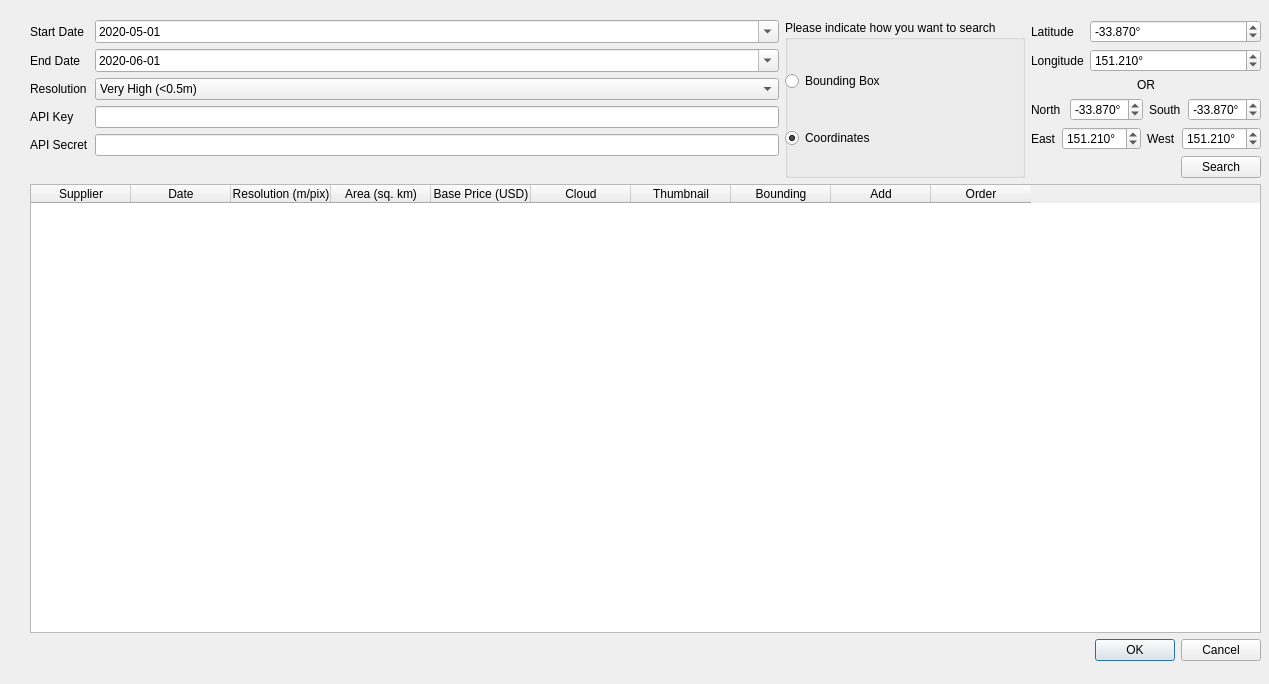
Old version of the form arlula_dialog_base.ui in the repository Arlula/qgis-archive-plugin.
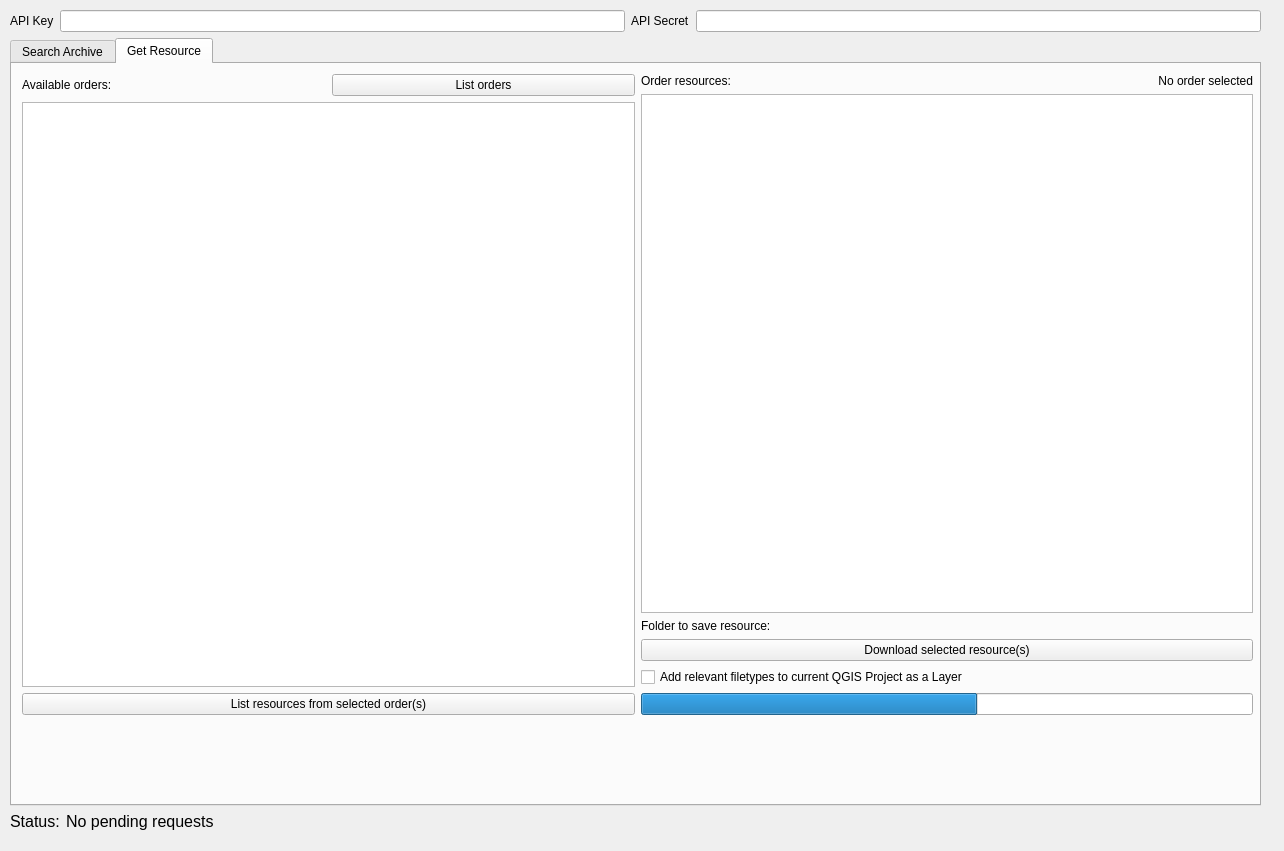
New version of the form. Custom widgets are drawn as their Qt base class.

Commit message: added get resource and refactored layout

```diff
--- a/arlula_dialog_base.ui
+++ b/arlula_dialog_base.ui
@@ -6,8 +6,8 @@
    <rect>
     <x>0</x>
     <y>0</y>
-    <width>1269</width>
-    <height>684</height>
+    <width>1284</width>
+    <height>851</height>
    </rect>
   </property>
   <property name="minimumSize">
@@ -19,11 +19,62 @@
   <property name="windowTitle">
    <string>Arlula</string>
   </property>
+  <widget class="QWidget" name="verticalLayoutWidget_2">
+   <property name="geometry">
+    <rect>
+     <x>10</x>
+     <y>10</y>
+     <width>1251</width>
+     <height>821</height>
+    </rect>
+   </property>
+   <layout class="QVBoxLayout" name="verticalLayout_8">
+    <item>
+     <layout class="QHBoxLayout" name="horizontalLayout_5">
+      <item>
+       <widget class="QLabel" name="label">
+        <property name="text">
+         <string>API Key</string>
+        </property>
+       </widget>
+      </item>
+      <item>
+       <widget class="QLineEdit" name="key">
+        <property name="text">
+         <string/>
+        </property>
+       </widget>
+      </item>
+      <item>
+       <widget class="QLabel" name="label_2">
+        <property name="text">
+         <string>API Secret</string>
+        </property>
+       </widget>
+      </item>
+      <item>
+       <widget class="QLineEdit" name="secret">
+        <property name="echoMode">
+         <enum>QLineEdit::Password</enum>
+        </property>
+       </widget>
+      </item>
+     </layout>
+    </item>
+    <item>
+     <widget class="QTabWidget" name="tabElement">
+      <property name="currentIndex">
+       <number>1</number>
+      </property>
+      <widget class="QWidget" name="tab">
+       <attribute name="title">
+        <string>Search Archive</string>
+       </attribute>
   <widget class="QWidget" name="verticalLayoutWidget_4">
    <property name="geometry">
     <rect>
-     <x>30</x>
-     <y>20</y>
+          <x>0</x>
+          <y>0</y>
      <width>1231</width>
      <height>641</height>
     </rect>
@@ -126,31 +177,23 @@
           </item>
          </widget>
         </item>
-        <item row="6" column="0">
-         <widget class="QLabel" name="label">
-          <property name="text">
-           <string>API Key</string>
-          </property>
-         </widget>
-        </item>
-        <item row="6" column="1">
-         <widget class="QLineEdit" name="key">
-          <property name="text">
-           <string/>
-          </property>
-         </widget>
-        </item>
-        <item row="8" column="0">
-         <widget class="QLabel" name="label_2">
-          <property name="text">
-           <string>API Secret</string>
-          </property>
-         </widget>
-        </item>
-        <item row="8" column="1">
-         <widget class="QLineEdit" name="secret">
-          <property name="echoMode">
-           <enum>QLineEdit::Password</enum>
+             <item row="0" column="1">
+              <widget class="QDateEdit" name="start_date">
+               <property name="dateTime">
+                <datetime>
+                 <hour>0</hour>
+                 <minute>0</minute>
+                 <second>0</second>
+                 <year>2020</year>
+                 <month>5</month>
+                 <day>1</day>
+                </datetime>
+               </property>
+               <property name="displayFormat">
+                <string>yyyy-MM-dd</string>
+               </property>
+               <property name="calendarPopup">
+                <bool>true</bool>
           </property>
          </widget>
         </item>
@@ -458,19 +501,188 @@
       </column>
      </widget>
     </item>
+        </layout>
+       </widget>
+      </widget>
+      <widget class="QWidget" name="tab_2">
+       <attribute name="title">
+        <string>Get Resource</string>
+       </attribute>
+       <widget class="QWidget" name="horizontalLayoutWidget">
+        <property name="geometry">
+         <rect>
+          <x>10</x>
+          <y>10</y>
+          <width>1231</width>
+          <height>641</height>
+         </rect>
+        </property>
+        <layout class="QHBoxLayout" name="horizontalLayout_3">
     <item>
-     <widget class="QDialogButtonBox" name="button_box">
-      <property name="orientation">
-       <enum>Qt::Horizontal</enum>
-      </property>
-      <property name="standardButtons">
-       <set>QDialogButtonBox::Cancel|QDialogButtonBox::Ok</set>
+          <layout class="QVBoxLayout" name="verticalLayout_6">
+           <item>
+            <layout class="QHBoxLayout" name="horizontalLayout_6">
+             <item>
+              <widget class="QLabel" name="label_13">
+               <property name="text">
+                <string>Available orders:</string>
+               </property>
+              </widget>
+             </item>
+             <item>
+              <widget class="QPushButton" name="listButton">
+               <property name="text">
+                <string>List orders</string>
       </property>
      </widget>
     </item>
    </layout>
-  </widget>
- </widget>
+           </item>
+           <item>
+            <widget class="QListWidget" name="orderList">
+             <property name="selectionMode">
+              <enum>QAbstractItemView::SingleSelection</enum>
+             </property>
+            </widget>
+           </item>
+           <item>
+            <widget class="QPushButton" name="selectOrder">
+             <property name="text">
+              <string>List resources from selected order(s)</string>
+             </property>
+            </widget>
+           </item>
+          </layout>
+         </item>
+         <item>
+          <layout class="QVBoxLayout" name="verticalLayout_7">
+           <item>
+            <layout class="QFormLayout" name="formLayout_3"/>
+           </item>
+           <item>
+            <layout class="QHBoxLayout" name="horizontalLayout_8">
+             <item>
+              <widget class="QLabel" name="label_14">
+               <property name="text">
+                <string>Order resources:</string>
+               </property>
+              </widget>
+             </item>
+             <item>
+              <widget class="QLabel" name="orderLabel">
+               <property name="text">
+                <string>No order selected</string>
+               </property>
+               <property name="alignment">
+                <set>Qt::AlignRight|Qt::AlignTrailing|Qt::AlignVCenter</set>
+               </property>
+              </widget>
+             </item>
+            </layout>
+           </item>
+           <item>
+            <widget class="QListWidget" name="resourceList">
+             <property name="selectionMode">
+              <enum>QAbstractItemView::ExtendedSelection</enum>
+             </property>
+            </widget>
+           </item>
+           <item>
+            <layout class="QHBoxLayout" name="horizontalLayout_7">
+             <item>
+              <widget class="QLabel" name="label_15">
+               <property name="text">
+                <string>Folder to save resource:</string>
+               </property>
+              </widget>
+             </item>
+             <item>
+              <widget class="QgsFileWidget" name="resourceFolder">
+               <property name="storageMode">
+                <enum>QgsFileWidget::GetDirectory</enum>
+               </property>
+              </widget>
+             </item>
+            </layout>
+           </item>
+           <item>
+            <widget class="QPushButton" name="selectResource">
+             <property name="text">
+              <string>Download selected resource(s)</string>
+             </property>
+            </widget>
+           </item>
+           <item>
+            <widget class="QCheckBox" name="addResource">
+             <property name="text">
+              <string>Add relevant filetypes to current QGIS Project as a Layer</string>
+             </property>
+            </widget>
+           </item>
+           <item>
+            <widget class="QProgressBar" name="progressBar">
+             <property name="value">
+              <number>55</number>
+             </property>
+             <property name="textVisible">
+              <bool>false</bool>
+             </property>
+             <property name="invertedAppearance">
+              <bool>false</bool>
+             </property>
+            </widget>
+           </item>
+          </layout>
+         </item>
+        </layout>
+       </widget>
+      </widget>
+     </widget>
+    </item>
+    <item>
+     <layout class="QHBoxLayout" name="horizontalLayout_10">
+      <item>
+       <widget class="QLabel" name="label_16">
+        <property name="sizePolicy">
+         <sizepolicy hsizetype="Maximum" vsizetype="Preferred">
+          <horstretch>0</horstretch>
+          <verstretch>0</verstretch>
+         </sizepolicy>
+        </property>
+        <property name="font">
+         <font>
+          <pointsize>12</pointsize>
+         </font>
+        </property>
+        <property name="text">
+         <string>Status:</string>
+        </property>
+       </widget>
+      </item>
+      <item>
+       <widget class="QLabel" name="status">
+        <property name="font">
+         <font>
+          <pointsize>12</pointsize>
+         </font>
+        </property>
+        <property name="text">
+         <string>No pending requests</string>
+        </property>
+       </widget>
+      </item>
+     </layout>
+    </item>
+   </layout>
+  </widget>
+ </widget>
+ <customwidgets>
+  <customwidget>
+   <class>QgsFileWidget</class>
+   <extends>QWidget</extends>
+   <header>qgsfilewidget.h</header>
+  </customwidget>
+ </customwidgets>
  <resources/>
  <connections>
   <connection>
```
Left out of the diff: 55 changed lines with no effect on the pictures. Lines whose indentation alone changed are shown as unchanged. The commit also changes 9 other files.
